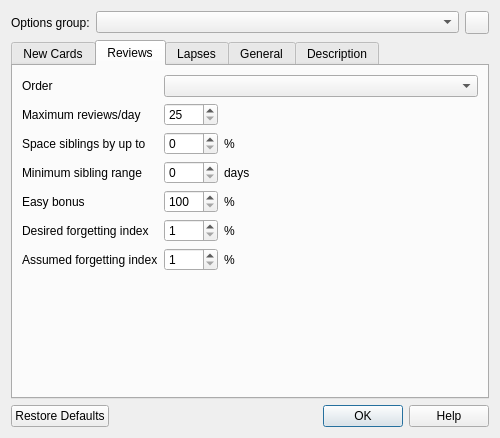
Before: the Qt Designer form designer/dconf.ui in ankitects/anki, drawn with Qt 5.
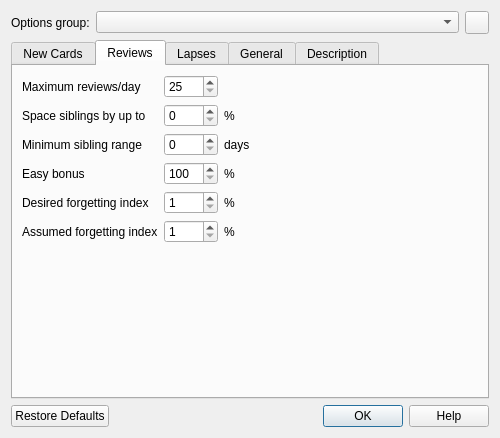
After: the same form once the commit is applied. The open tabs and pages were chosen to show the change. Icons and pictures are not drawn.

Commit message: remove obsolete revorder option from dialog

```diff
--- a/designer/dconf.ui
+++ b/designer/dconf.ui
@@ -207,14 +207,14 @@
       <layout class="QVBoxLayout" name="verticalLayout_4">
        <item>
         <layout class="QGridLayout" name="gridLayout_3">
-         <item row="2" column="0">
+         <item row="1" column="0">
           <widget class="QLabel" name="label_15">
            <property name="text">
             <string>Space siblings by up to</string>
            </property>
           </widget>
          </item>
-         <item row="2" column="1">
+         <item row="1" column="1">
           <widget class="QSpinBox" name="revSpace">
            <property name="maximum">
             <number>100</number>
@@ -224,7 +224,7 @@
            </property>
           </widget>
          </item>
-         <item row="2" column="2">
+         <item row="1" column="2">
           <widget class="QLabel" name="label_18">
            <property name="sizePolicy">
             <sizepolicy hsizetype="Expanding" vsizetype="Preferred">
@@ -237,38 +237,38 @@
            </property>
           </widget>
          </item>
-         <item row="3" column="0">
+         <item row="2" column="0">
           <widget class="QLabel" name="label_16">
            <property name="text">
             <string>Minimum sibling range</string>
            </property>
           </widget>
          </item>
-         <item row="3" column="2">
+         <item row="2" column="2">
           <widget class="QLabel" name="label_19">
            <property name="text">
             <string>days</string>
            </property>
           </widget>
          </item>
-         <item row="4" column="0">
+         <item row="3" column="0">
           <widget class="QLabel" name="label_20">
            <property name="text">
             <string>Easy bonus</string>
            </property>
           </widget>
          </item>
-         <item row="4" column="2">
+         <item row="3" column="2">
           <widget class="QLabel" name="label_21">
            <property name="text">
             <string>%</string>
            </property>
           </widget>
          </item>
-         <item row="3" column="1">
+         <item row="2" column="1">
           <widget class="QSpinBox" name="revMinSpace"/>
          </item>
-         <item row="4" column="1">
+         <item row="3" column="1">
           <widget class="QSpinBox" name="easyBonus">
            <property name="minimum">
             <number>100</number>
@@ -281,24 +281,14 @@
            </property>
           </widget>
          </item>
-         <item row="0" column="1" colspan="2">
-          <widget class="QComboBox" name="revOrder"/>
-         </item>
-         <item row="0" column="0">
-          <widget class="QLabel" name="label_32">
-           <property name="text">
-            <string>Order</string>
-           </property>
-          </widget>
-         </item>
-         <item row="5" column="0">
+         <item row="4" column="0">
           <widget class="QLabel" name="label_33">
            <property name="text">
             <string>Desired forgetting index</string>
            </property>
           </widget>
          </item>
-         <item row="5" column="1">
+         <item row="4" column="1">
           <widget class="QSpinBox" name="fi1">
            <property name="minimum">
             <number>1</number>
@@ -308,28 +298,28 @@
            </property>
           </widget>
          </item>
-         <item row="5" column="2">
+         <item row="4" column="2">
           <widget class="QLabel" name="label_34">
            <property name="text">
             <string>%</string>
            </property>
           </widget>
          </item>
-         <item row="6" column="0">
+         <item row="5" column="0">
           <widget class="QLabel" name="label_35">
            <property name="text">
             <string>Assumed forgetting index</string>
            </property>
           </widget>
          </item>
-         <item row="1" column="0">
+         <item row="0" column="0">
           <widget class="QLabel" name="label_37">
            <property name="text">
             <string>Maximum reviews/day</string>
            </property>
           </widget>
          </item>
-         <item row="1" column="1">
+         <item row="0" column="1">
           <widget class="QSpinBox" name="revPerDay">
            <property name="minimum">
             <number>25</number>
@@ -339,14 +329,14 @@
            </property>
           </widget>
          </item>
-         <item row="6" column="2">
+         <item row="5" column="2">
           <widget class="QLabel" name="label_36">
            <property name="text">
             <string>%</string>
            </property>
           </widget>
          </item>
-         <item row="6" column="1">
+         <item row="5" column="1">
           <widget class="QSpinBox" name="fi2">
            <property name="minimum">
             <number>1</number>
```
Left out of the diff: 1 changed line with no effect on the pictures. The commit also changes 1 other file.
